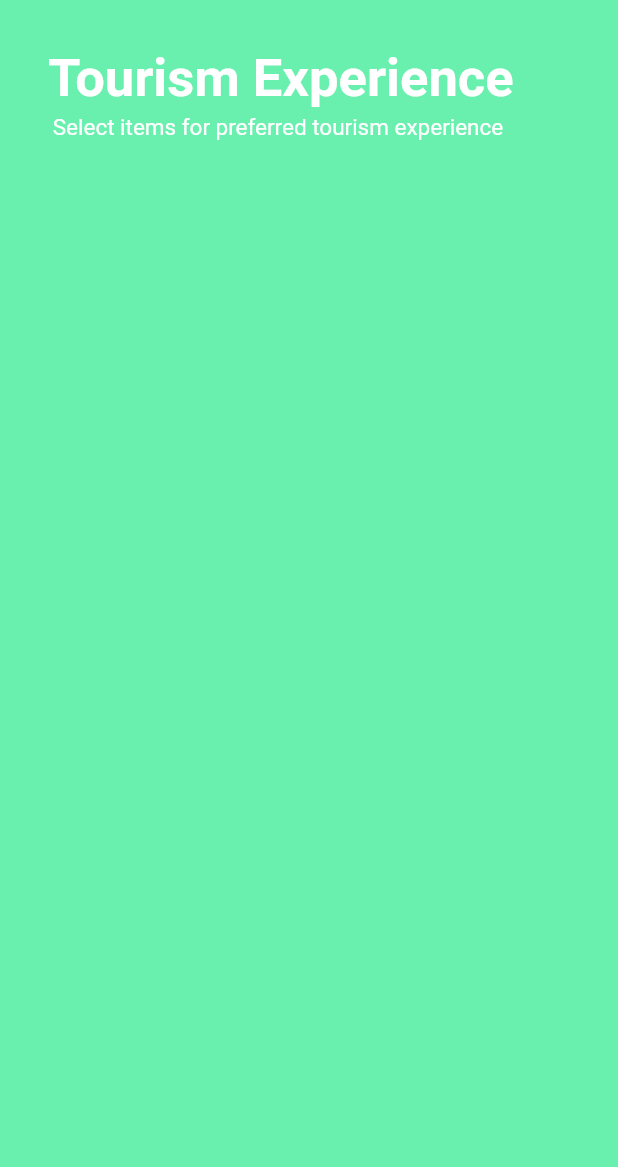
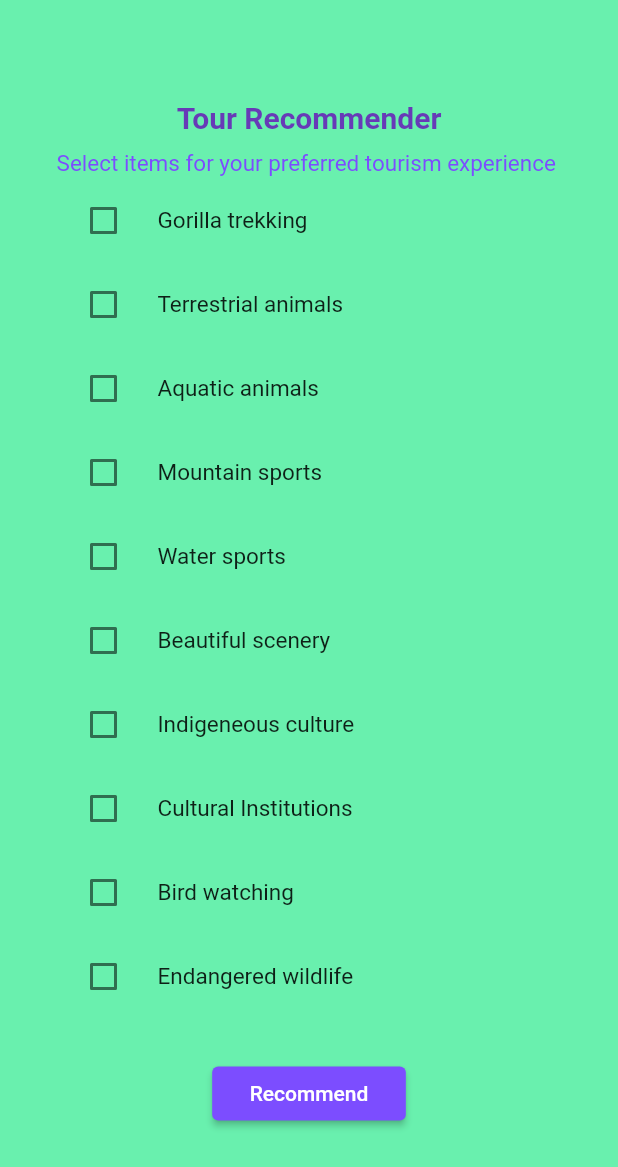
Before and after one commit to confrednabukenya962/tour, a Flutter app: the TourRecommenderPage screen opened directly, on a phone screen of 412 x 824 dp. Shown: the top 1167 px of the screen. Run offline on Flutter 3.47's test engine with Material 2 defaults, Android fonts, the phone set to English and light mode, and no system bars; our stand-ins replace firebase_auth, firebase_core; accounts and stored records are empty.

Commit message:
first app

```diff
--- a/lib/signin.dart
+++ b/lib/signin.dart
@@ -119,7 +119,7 @@ class _SignInPageState extends State<SignInPage> {
           child: Text(
               'You have logged in successfully'),
         ),
-        duration: Duration(seconds: 10),
+        duration: Duration(seconds: 3),
       ),
     );
     Navigator.push(
--- a/lib/tourrecommender.dart
+++ b/lib/tourrecommender.dart
@@ -7,34 +7,95 @@ class TourRecommenderPage extends StatefulWidget {
 }
 
 class _TourRecommenderPageState extends State<TourRecommenderPage> {
+ // bool value = false;
+  final notifications = [
+    CheckBoxState(title: 'Gorilla trekking'),
+    CheckBoxState(title: 'Terrestrial animals'),
+    CheckBoxState(title: 'Aquatic animals'),
+    CheckBoxState(title: 'Mountain sports'),
+    CheckBoxState(title: 'Water sports'),
+    CheckBoxState(title: 'Beautiful scenery'),
+    CheckBoxState(title: 'Indigeneous culture '),
+    CheckBoxState(title: 'Cultural Institutions'),
+    CheckBoxState(title: 'Bird watching'),
+    CheckBoxState(title: 'Endangered wildlife'),
+  ];
+
   @override
   Widget build(BuildContext context) {
+
     return Scaffold(
-      resizeToAvoidBottomInset: false,
+      resizeToAvoidBottomInset: true,
       backgroundColor: Colors.greenAccent,
 
-      body: SafeArea(
+      body: SingleChildScrollView(
         child: Container(
           padding: const EdgeInsets.all(32),
           child: Column(
-            children: const [
+            children:  [
+              SizedBox(height: 35,),
                 Text(
-                  "Tourism Experience",
-                  style: TextStyle(fontWeight: FontWeight.bold, fontSize: 35,
-                    color: Colors.white,),
+                  "Tour Recommender",
+                  style: TextStyle( fontWeight: FontWeight.bold,fontSize: 20,
+                    color: Colors.deepPurple,),
                 ),
-                SizedBox(height: 3,),
-                Text("Select items for preferred tourism experience ",
+              SizedBox(height: 10,),
+              Text("Select items for your preferred tourism experience ",
                   style: TextStyle(
-                      color: Colors.white,
+                      color: Colors.deepPurpleAccent,
                       fontSize: 15
                   ),
                 ),
-              ],
+
+              //SizedBox(height: 3,),
+              ListView(
+                scrollDirection: Axis.vertical,
+                shrinkWrap: true,
+               children: [
+
+                 ...notifications.map(buildSingleCheckbox).toList(),
+               ],
+                padding: EdgeInsets.all(1),
+              ),
+              SizedBox(height: 25,),
+              Center(
+                child: ElevatedButton(
+                    style: TextButton.styleFrom(
+                        backgroundColor: Colors.deepPurpleAccent,
+                        padding: const EdgeInsets.symmetric(vertical: 5,horizontal: 25)
+                    ),
+                    onPressed: (){
+                      },
+                    child:  const Text("Recommend")),
+              ),
+            ],
 
           ),
+
+
         ),
+
+
       ),
+
+
     );
   }
+
+  Widget buildSingleCheckbox(CheckBoxState checkbox) => CheckboxListTile(
+    controlAffinity: ListTileControlAffinity.leading,
+    value: checkbox.value,
+    title: Text(checkbox.title,style: TextStyle(fontSize: 15),),
+    onChanged: (value) =>setState(()=> checkbox.value =value!),
+  );
 }
+
+class CheckBoxState{
+  final String title;
+  bool value;
+
+  CheckBoxState({
+    required this.title,
+    this.value=false,
+});
+}
--- a/pubspec.yaml
+++ b/pubspec.yaml
@@ -30,6 +30,7 @@ dependencies:
   flutter:
     sdk: flutter
   flutter_launcher_icons: ^0.9.2
+  draggable_fab: ^0.1.4
 
 flutter_icons:
     android: "launcher_icon"
```
Also changed, not shown: lib/dashboard.dart (+5 -3 lines), lib/reviewaservice.dart (added, +15 -0 lines), lib/servicereviews.dart (added, +91 -0 lines), pubspec.lock.
